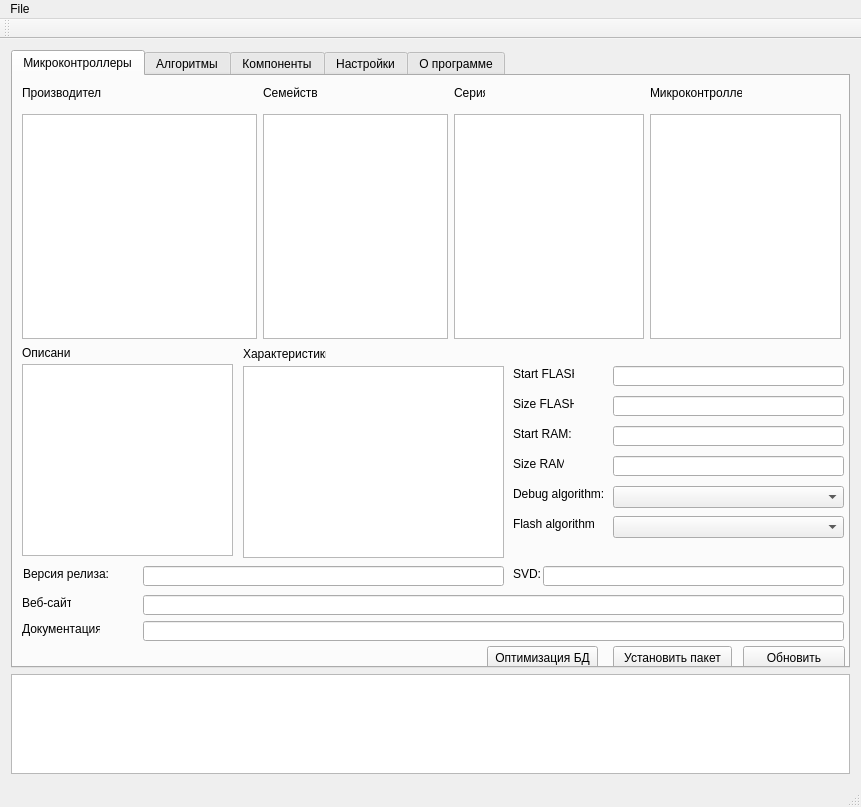
This is src/views/mainform.ui in unsi9ned/coide-pack-installer as Qt 5 draws it before an edit. The edited form follows.
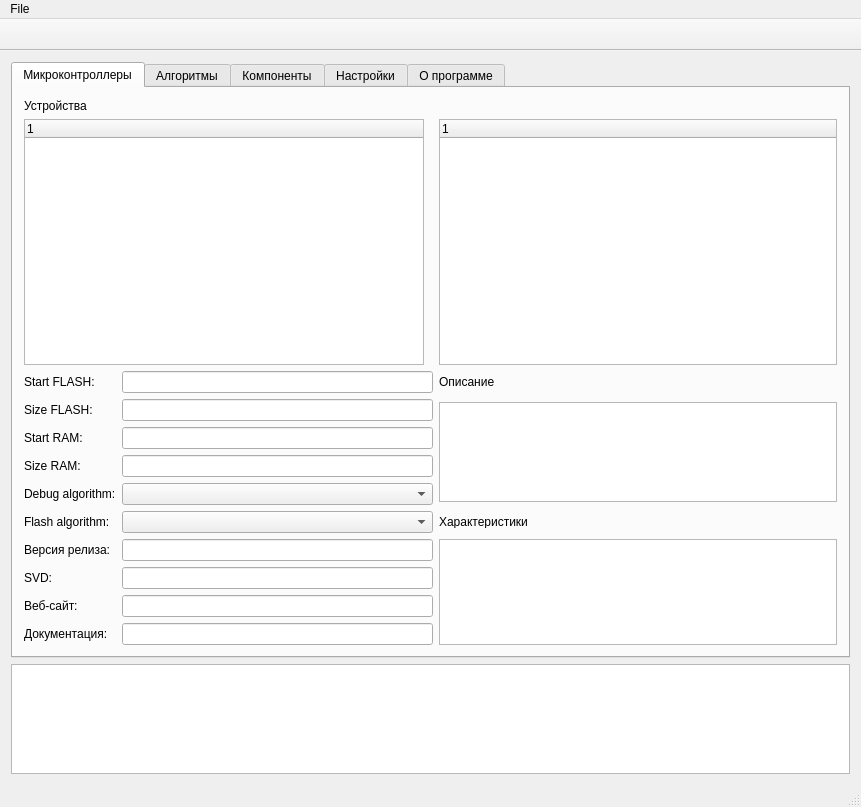
This is the edited form. Icons and pictures are not drawn. Custom widgets are drawn as their Qt base class.

Commit message: Обновлена форма

```diff
--- a/src/views/mainform.ui
+++ b/src/views/mainform.ui
@@ -18,8 +18,8 @@
   </property>
   <property name="maximumSize">
    <size>
-    <width>861</width>
-    <height>807</height>
+    <width>16777215</width>
+    <height>16777215</height>
    </size>
   </property>
   <property name="windowTitle">
@@ -31,7 +31,20 @@
   </property>
   <widget class="QWidget" name="centralWidget">
    <layout class="QGridLayout" name="gridLayout">
-    <item row="0" column="1">
+    <item row="2" column="1">
+     <widget class="QPlainTextEdit" name="plainTextEdit">
+      <property name="maximumSize">
+       <size>
+        <width>16777215</width>
+        <height>110</height>
+       </size>
+      </property>
+      <property name="readOnly">
+       <bool>true</bool>
+      </property>
+     </widget>
+    </item>
+    <item row="1" column="1">
      <widget class="QTabWidget" name="tabWidget">
       <property name="currentIndex">
        <number>0</number>
@@ -40,434 +53,256 @@
        <attribute name="title">
         <string>Микроконтроллеры</string>
        </attribute>
-       <widget class="QListWidget" name="listWidgetManufacturer">
-        <property name="geometry">
-         <rect>
-          <x>9</x>
-          <y>38</y>
-          <width>235</width>
-          <height>225</height>
-         </rect>
-        </property>
-       </widget>
-       <widget class="QLabel" name="label">
-        <property name="geometry">
-         <rect>
-          <x>9</x>
-          <y>9</y>
-          <width>79</width>
-          <height>16</height>
-         </rect>
-        </property>
-        <property name="text">
-         <string>Производитель</string>
-        </property>
-       </widget>
-       <widget class="QListWidget" name="listWidgetSeries">
-        <property name="geometry">
-         <rect>
-          <x>441</x>
-          <y>38</y>
-          <width>190</width>
-          <height>225</height>
-         </rect>
-        </property>
-       </widget>
-       <widget class="QLabel" name="label_2">
-        <property name="geometry">
-         <rect>
-          <x>441</x>
-          <y>9</y>
-          <width>31</width>
-          <height>16</height>
-         </rect>
-        </property>
-        <property name="text">
-         <string>Серия</string>
-        </property>
-       </widget>
-       <widget class="QListWidget" name="listWidgetMcu">
-        <property name="geometry">
-         <rect>
-          <x>637</x>
-          <y>38</y>
-          <width>191</width>
-          <height>225</height>
-         </rect>
-        </property>
-       </widget>
-       <widget class="QLabel" name="label_3">
-        <property name="geometry">
-         <rect>
-          <x>637</x>
-          <y>9</y>
-          <width>92</width>
-          <height>16</height>
-         </rect>
-        </property>
-        <property name="text">
-         <string>Микроконтроллер</string>
-        </property>
-       </widget>
-       <widget class="QListWidget" name="listWidgetFamily">
-        <property name="geometry">
-         <rect>
-          <x>250</x>
-          <y>38</y>
-          <width>185</width>
-          <height>225</height>
-         </rect>
-        </property>
-       </widget>
-       <widget class="QLabel" name="label_4">
-        <property name="geometry">
-         <rect>
-          <x>250</x>
-          <y>9</y>
-          <width>54</width>
-          <height>16</height>
-         </rect>
-        </property>
-        <property name="maximumSize">
-         <size>
-          <width>60</width>
-          <height>16777215</height>
-         </size>
-        </property>
-        <property name="text">
-         <string>Семейство</string>
-        </property>
-       </widget>
-       <widget class="QPlainTextEdit" name="plainTextEditDescription">
-        <property name="geometry">
-         <rect>
-          <x>9</x>
-          <y>288</y>
-          <width>211</width>
-          <height>192</height>
-         </rect>
-        </property>
-       </widget>
-       <widget class="QLabel" name="label_5">
-        <property name="geometry">
-         <rect>
-          <x>9</x>
-          <y>269</y>
-          <width>49</width>
-          <height>16</height>
-         </rect>
-        </property>
-        <property name="text">
-         <string>Описание</string>
-        </property>
-       </widget>
-       <widget class="QLabel" name="label_7">
-        <property name="geometry">
-         <rect>
-          <x>9</x>
-          <y>519</y>
-          <width>49</width>
-          <height>16</height>
-         </rect>
-        </property>
-        <property name="text">
-         <string>Веб-сайт:</string>
-        </property>
-       </widget>
-       <widget class="QLabel" name="label_9">
-        <property name="geometry">
-         <rect>
-          <x>9</x>
-          <y>545</y>
-          <width>78</width>
-          <height>16</height>
-         </rect>
-        </property>
-        <property name="text">
-         <string>Документация:</string>
-        </property>
-       </widget>
-       <widget class="QLineEdit" name="lineEditUrl">
-        <property name="geometry">
-         <rect>
-          <x>130</x>
-          <y>519</y>
-          <width>701</width>
-          <height>20</height>
-         </rect>
-        </property>
-       </widget>
-       <widget class="QLineEdit" name="lineEditDatasheetUrl">
-        <property name="geometry">
-         <rect>
-          <x>130</x>
-          <y>545</y>
-          <width>701</width>
-          <height>20</height>
-         </rect>
-        </property>
-       </widget>
-       <widget class="QPlainTextEdit" name="plainTextEditFeatures">
-        <property name="geometry">
-         <rect>
-          <x>230</x>
-          <y>290</y>
-          <width>261</width>
-          <height>192</height>
-         </rect>
-        </property>
-        <property name="lineWrapMode">
-         <enum>QPlainTextEdit::NoWrap</enum>
-        </property>
-       </widget>
-       <widget class="QLabel" name="label_6">
-        <property name="geometry">
-         <rect>
-          <x>230</x>
-          <y>270</y>
-          <width>83</width>
-          <height>16</height>
-         </rect>
-        </property>
-        <property name="text">
-         <string>Характеристики</string>
-        </property>
-       </widget>
-       <widget class="QPushButton" name="pushButtonInstall">
-        <property name="geometry">
-         <rect>
-          <x>600</x>
-          <y>570</y>
-          <width>119</width>
-          <height>23</height>
-         </rect>
-        </property>
-        <property name="maximumSize">
-         <size>
-          <width>150</width>
-          <height>16777215</height>
-         </size>
-        </property>
-        <property name="text">
-         <string>Установить пакет</string>
-        </property>
-       </widget>
-       <widget class="QPushButton" name="pushButtonReload">
-        <property name="geometry">
-         <rect>
-          <x>730</x>
-          <y>570</y>
-          <width>102</width>
-          <height>23</height>
-         </rect>
-        </property>
-        <property name="maximumSize">
-         <size>
-          <width>150</width>
-          <height>16777215</height>
-         </size>
-        </property>
-        <property name="text">
-         <string>Обновить</string>
-        </property>
-       </widget>
-       <widget class="QLabel" name="label_8">
-        <property name="geometry">
-         <rect>
-          <x>500</x>
-          <y>320</y>
-          <width>61</width>
-          <height>16</height>
-         </rect>
-        </property>
-        <property name="text">
-         <string>Size FLASH:</string>
-        </property>
-       </widget>
-       <widget class="QLineEdit" name="lineEditFlashSize">
-        <property name="geometry">
-         <rect>
-          <x>600</x>
-          <y>320</y>
-          <width>231</width>
-          <height>20</height>
-         </rect>
-        </property>
-       </widget>
-       <widget class="QLabel" name="label_11">
-        <property name="geometry">
-         <rect>
-          <x>500</x>
-          <y>380</y>
-          <width>51</width>
-          <height>16</height>
-         </rect>
-        </property>
-        <property name="text">
-         <string>Size RAM:</string>
-        </property>
-       </widget>
-       <widget class="QLineEdit" name="lineEditRamSize">
-        <property name="geometry">
-         <rect>
-          <x>600</x>
-          <y>380</y>
-          <width>231</width>
-          <height>20</height>
-         </rect>
-        </property>
-       </widget>
-       <widget class="QLabel" name="label_13">
-        <property name="geometry">
-         <rect>
-          <x>500</x>
-          <y>290</y>
-          <width>61</width>
-          <height>16</height>
-         </rect>
-        </property>
-        <property name="text">
-         <string>Start FLASH:</string>
-        </property>
-       </widget>
-       <widget class="QLineEdit" name="lineEditFlashStart">
-        <property name="geometry">
-         <rect>
-          <x>600</x>
-          <y>290</y>
-          <width>231</width>
-          <height>20</height>
-         </rect>
-        </property>
-       </widget>
-       <widget class="QLabel" name="label_14">
-        <property name="geometry">
-         <rect>
-          <x>500</x>
-          <y>350</y>
-          <width>61</width>
-          <height>16</height>
-         </rect>
-        </property>
-        <property name="text">
-         <string>Start RAM:</string>
-        </property>
-       </widget>
-       <widget class="QLineEdit" name="lineEditRamStart">
-        <property name="geometry">
-         <rect>
-          <x>600</x>
-          <y>350</y>
-          <width>231</width>
-          <height>20</height>
-         </rect>
-        </property>
-       </widget>
-       <widget class="QLabel" name="label_15">
-        <property name="geometry">
-         <rect>
-          <x>500</x>
-          <y>410</y>
-          <width>91</width>
-          <height>16</height>
-         </rect>
-        </property>
-        <property name="text">
-         <string>Debug algorithm:</string>
-        </property>
-       </widget>
-       <widget class="QComboBox" name="comboBoxDebugAlg">
-        <property name="geometry">
-         <rect>
-          <x>600</x>
-          <y>410</y>
-          <width>231</width>
-          <height>22</height>
-         </rect>
-        </property>
-       </widget>
-       <widget class="QLabel" name="label_16">
-        <property name="geometry">
-         <rect>
-          <x>500</x>
-          <y>440</y>
-          <width>81</width>
-          <height>16</height>
-         </rect>
-        </property>
-        <property name="text">
-         <string>Flash algorithm:</string>
-        </property>
-       </widget>
-       <widget class="QComboBox" name="comboBoxFlashAlg">
-        <property name="geometry">
-         <rect>
-          <x>600</x>
-          <y>440</y>
-          <width>231</width>
-          <height>22</height>
-         </rect>
-        </property>
-       </widget>
-       <widget class="QLabel" name="label_33">
-        <property name="geometry">
-         <rect>
-          <x>10</x>
-          <y>490</y>
-          <width>91</width>
-          <height>16</height>
-         </rect>
-        </property>
-        <property name="text">
-         <string>Версия релиза:</string>
-        </property>
-       </widget>
-       <widget class="QLineEdit" name="lineEditRelease">
-        <property name="geometry">
-         <rect>
-          <x>130</x>
-          <y>490</y>
-          <width>361</width>
-          <height>20</height>
-         </rect>
-        </property>
-       </widget>
-       <widget class="QLabel" name="label_34">
-        <property name="geometry">
-         <rect>
-          <x>500</x>
-          <y>490</y>
-          <width>31</width>
-          <height>16</height>
-         </rect>
-        </property>
-        <property name="text">
-         <string>SVD:</string>
-        </property>
-       </widget>
-       <widget class="QLineEdit" name="lineEditSVD">
-        <property name="geometry">
-         <rect>
-          <x>530</x>
-          <y>490</y>
-          <width>301</width>
-          <height>20</height>
-         </rect>
-        </property>
-       </widget>
-       <widget class="QPushButton" name="pushButtonDbOptimize">
-        <property name="geometry">
-         <rect>
-          <x>474</x>
-          <y>570</y>
-          <width>111</width>
-          <height>23</height>
-         </rect>
-        </property>
-        <property name="text">
-         <string>Оптимизация БД</string>
-        </property>
-       </widget>
+       <layout class="QGridLayout" name="gridLayout_3">
+        <item row="0" column="0">
+         <layout class="QGridLayout" name="gridLayout_2">
+          <item row="2" column="2">
+           <widget class="QLabel" name="label_5">
+            <property name="maximumSize">
+             <size>
+              <width>16777215</width>
+              <height>12</height>
+             </size>
+            </property>
+            <property name="text">
+             <string>Описание</string>
+            </property>
+           </widget>
+          </item>
+          <item row="3" column="2" rowspan="4">
+           <widget class="QPlainTextEdit" name="plainTextEditDescription">
+            <property name="maximumSize">
+             <size>
+              <width>16777215</width>
+              <height>100</height>
+             </size>
+            </property>
+           </widget>
+          </item>
+          <item row="7" column="0">
+           <widget class="QLabel" name="label_16">
+            <property name="text">
+             <string>Flash algorithm:</string>
+            </property>
+           </widget>
+          </item>
+          <item row="5" column="0">
+           <widget class="QLabel" name="label_11">
+            <property name="text">
+             <string>Size RAM:</string>
+            </property>
+           </widget>
+          </item>
+          <item row="6" column="1">
+           <widget class="QComboBox" name="comboBoxDebugAlg">
+            <property name="maximumSize">
+             <size>
+              <width>311</width>
+              <height>16777215</height>
+             </size>
+            </property>
+           </widget>
+          </item>
+          <item row="6" column="0">
+           <widget class="QLabel" name="label_15">
+            <property name="text">
+             <string>Debug algorithm:</string>
+            </property>
+           </widget>
+          </item>
+          <item row="7" column="2">
+           <widget class="QLabel" name="label_6">
+            <property name="maximumSize">
+             <size>
+              <width>16777215</width>
+              <height>12</height>
+             </size>
+            </property>
+            <property name="text">
+             <string>Характеристики</string>
+            </property>
+           </widget>
+          </item>
+          <item row="10" column="0">
+           <widget class="QLabel" name="label_7">
+            <property name="text">
+             <string>Веб-сайт:</string>
+            </property>
+           </widget>
+          </item>
+          <item row="9" column="0">
+           <widget class="QLabel" name="label_34">
+            <property name="text">
+             <string>SVD:</string>
+            </property>
+           </widget>
+          </item>
+          <item row="9" column="1">
+           <widget class="QLineEdit" name="lineEditSVD">
+            <property name="maximumSize">
+             <size>
+              <width>311</width>
+              <height>16777215</height>
+             </size>
+            </property>
+           </widget>
+          </item>
+          <item row="8" column="1">
+           <widget class="QLineEdit" name="lineEditRelease">
+            <property name="maximumSize">
+             <size>
+              <width>311</width>
+              <height>16777215</height>
+             </size>
+            </property>
+           </widget>
+          </item>
+          <item row="8" column="0">
+           <widget class="QLabel" name="label_33">
+            <property name="text">
+             <string>Версия релиза:</string>
+            </property>
+           </widget>
+          </item>
+          <item row="10" column="1">
+           <widget class="QLineEdit" name="lineEditUrl">
+            <property name="maximumSize">
+             <size>
+              <width>311</width>
+              <height>16777215</height>
+             </size>
+            </property>
+           </widget>
+          </item>
+          <item row="1" column="2">
+           <widget class="QTreeWidget" name="treeWidgetComponents">
+            <column>
+             <property name="text">
+              <string notr="true">1</string>
+             </property>
+            </column>
+           </widget>
+          </item>
+          <item row="0" column="0" colspan="2">
+           <widget class="QLabel" name="label_10">
+            <property name="text">
+             <string>Устройства</string>
+            </property>
+           </widget>
+          </item>
+          <item row="5" column="1">
+           <widget class="QLineEdit" name="lineEditRamSize">
+            <property name="maximumSize">
+             <size>
+              <width>311</width>
+              <height>16777215</height>
+             </size>
+            </property>
+           </widget>
+          </item>
+          <item row="2" column="0">
+           <widget class="QLabel" name="label_13">
+            <property name="text">
+             <string>Start FLASH:</string>
+            </property>
+           </widget>
+          </item>
+          <item row="1" column="0" colspan="2">
+           <widget class="QTreeWidget" name="treeWidgetDevices">
+            <property name="maximumSize">
+             <size>
+              <width>400</width>
+              <height>16777215</height>
+             </size>
+            </property>
+            <column>
+             <property name="text">
+              <string notr="true">1</string>
+             </property>
+            </column>
+           </widget>
+          </item>
+          <item row="2" column="1">
+           <widget class="QLineEdit" name="lineEditFlashStart">
+            <property name="maximumSize">
+             <size>
+              <width>311</width>
+              <height>16777215</height>
+             </size>
+            </property>
+           </widget>
+          </item>
+          <item row="3" column="1">
+           <widget class="QLineEdit" name="lineEditFlashSize">
+            <property name="maximumSize">
+             <size>
+              <width>311</width>
+              <height>16777215</height>
+             </size>
+            </property>
+           </widget>
+          </item>
+          <item row="4" column="1">
+           <widget class="QLineEdit" name="lineEditRamStart">
+            <property name="maximumSize">
+             <size>
+              <width>311</width>
+              <height>16777215</height>
+             </size>
+            </property>
+           </widget>
+          </item>
+          <item row="3" column="0">
+           <widget class="QLabel" name="label_8">
+            <property name="text">
+             <string>Size FLASH:</string>
+            </property>
+           </widget>
+          </item>
+          <item row="4" column="0">
+           <widget class="QLabel" name="label_14">
+            <property name="text">
+             <string>Start RAM:</string>
+            </property>
+           </widget>
+          </item>
+          <item row="7" column="1">
+           <widget class="QComboBox" name="comboBoxFlashAlg">
+            <property name="maximumSize">
+             <size>
+              <width>311</width>
+              <height>16777215</height>
+             </size>
+            </property>
+           </widget>
+          </item>
+          <item row="11" column="1">
+           <widget class="QLineEdit" name="lineEditDatasheetUrl">
+            <property name="maximumSize">
+             <size>
+              <width>311</width>
+              <height>16777215</height>
+             </size>
+            </property>
+           </widget>
+          </item>
+          <item row="11" column="0">
+           <widget class="QLabel" name="label_9">
+            <property name="text">
+             <string>Документация:</string>
+            </property>
+           </widget>
+          </item>
+          <item row="8" column="2" rowspan="4">
+           <widget class="QPlainTextEdit" name="plainTextEditFeatures">
+            <property name="lineWrapMode">
+             <enum>QPlainTextEdit::NoWrap</enum>
+            </property>
+           </widget>
+          </item>
+         </layout>
+        </item>
+       </layout>
       </widget>
       <widget class="QWidget" name="tabAlgorithm">
        <attribute name="title">
@@ -791,36 +626,6 @@
          <string>Выбрать</string>
         </property>
        </widget>
-       <widget class="QTreeWidget" name="treeWidgetDevices">
-        <property name="geometry">
-         <rect>
-          <x>10</x>
-          <y>60</y>
-          <width>361</width>
-          <height>511</height>
-         </rect>
-        </property>
-        <column>
-         <property name="text">
-          <string notr="true">1</string>
-         </property>
-        </column>
-       </widget>
-       <widget class="QTreeWidget" name="treeWidgetComponents">
-        <property name="geometry">
-         <rect>
-          <x>390</x>
-          <y>60</y>
-          <width>431</width>
-          <height>511</height>
-         </rect>
-        </property>
-        <column>
-         <property name="text">
-          <string notr="true">1</string>
-         </property>
-        </column>
-       </widget>
       </widget>
       <widget class="QWidget" name="tab">
        <attribute name="title">
@@ -971,19 +776,6 @@
       </widget>
      </widget>
     </item>
-    <item row="1" column="1">
-     <widget class="QPlainTextEdit" name="plainTextEdit">
-      <property name="maximumSize">
-       <size>
-        <width>16777215</width>
-        <height>100</height>
-       </size>
-      </property>
-      <property name="readOnly">
-       <bool>true</bool>
-      </property>
-     </widget>
-    </item>
    </layout>
   </widget>
   <widget class="QMenuBar" name="menuBar">
@@ -1010,12 +802,15 @@
    <property name="minimumSize">
     <size>
      <width>0</width>
-     <height>20</height>
+     <height>32</height>
     </size>
    </property>
    <property name="windowTitle">
     <string>toolBar</string>
    </property>
+   <property name="movable">
+    <bool>false</bool>
+   </property>
    <attribute name="toolBarArea">
     <enum>TopToolBarArea</enum>
    </attribute>
```
Left out of the diff: 2 changed lines with no effect on the pictures. The commit also changes 1 other file.
